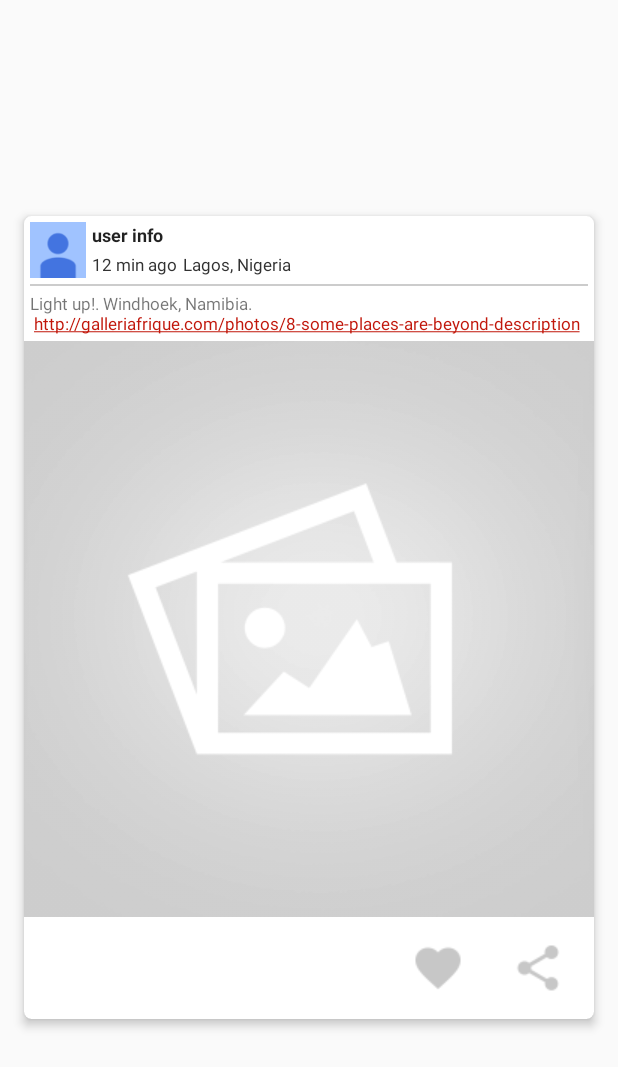
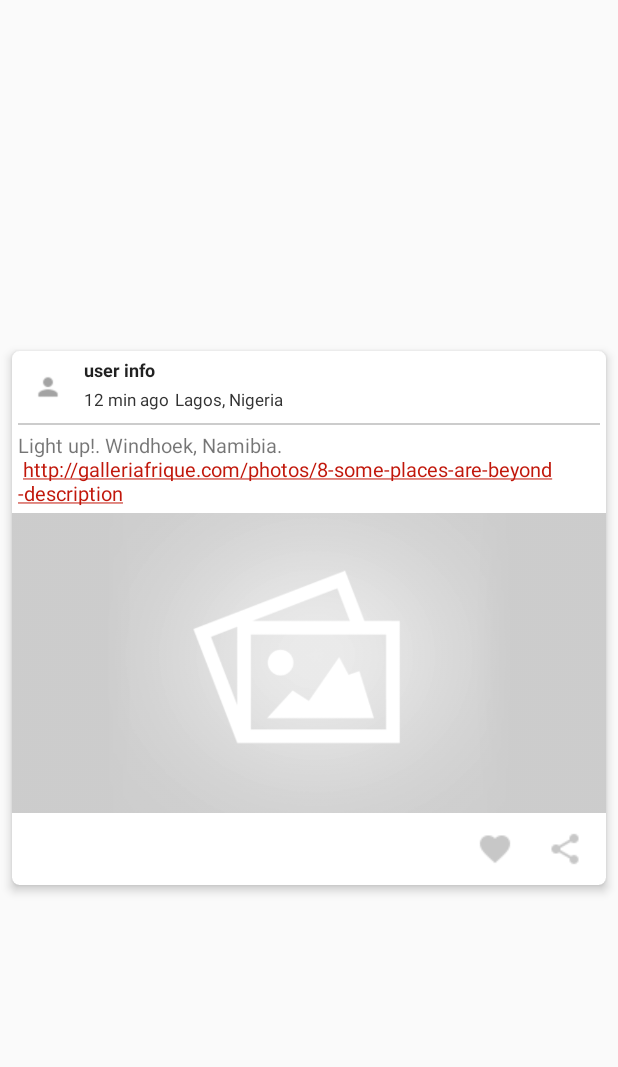
Before and after one commit to anosikeosifo/galleriaafrique, an Android app: the layout post_list_item.xml on its own in the app's theme, with its tools: preview values and no code run, on a phone screen of 412 x 824 dp. Shown: the top 1067 px of the screen. Run offline under Robolectric (Android 15) with nearby library versions, the phone set to English and light mode, and no system bars.

Commit message:
Complete Loading Post into view. Implement Swipe-to-refresh

```diff
--- a/app/build.gradle
+++ b/app/build.gradle
@@ -24,7 +24,7 @@ dependencies {
     compile 'com.android.support:appcompat-v7:22.1.1'
     compile 'com.android.support:cardview-v7:+'
     compile 'com.squareup.retrofit:retrofit:1.9.0'
-    compile 'com.squareup.picasso:picasso:2.4.0'
     compile 'com.android.support:recyclerview-v7:22.0.+'
+    compile 'com.github.bumptech.glide:glide:3.6.1'
     compile 'com.android.support:support-v4:22.0.3'
 }
--- a/app/src/main/res/layout/post_list_item.xml
+++ b/app/src/main/res/layout/post_list_item.xml
@@ -29,12 +29,10 @@
             android:layout_weight="1">
 
             <ImageView android:id="@+id/post_user_avatar"
-                android:layout_width="37dp"
-                android:layout_height="37dp"
-                android:layout_alignParentTop = "true"
-                android:layout_gravity="center"
-                android:scaleType="fitXY"
-                android:src="@drawable/avatar"/>
+                android:layout_height="@dimen/avatar_small"
+                android:layout_width="@dimen/avatar_small"
+                android:padding="@dimen/padding_medium"
+                android:src="@drawable/ic_avatar"/>
 
             <LinearLayout
                 android:layout_width="0dp"
@@ -72,7 +70,7 @@
                         android:textAppearance="?android:attr/textAppearanceSmall"
                         android:textColor="@android:color/secondary_text_light"
                         android:text="12 min ago"
-                        android:textSize="11dp" />
+                        android:textSize="@dimen/text_extra_small" />
 
 
                     <TextView
@@ -88,7 +86,7 @@
                         android:textColor="@android:color/secondary_text_light"
                         android:layout_centerVertical="true"
                         android:text="Lagos, Nigeria"
-                        android:textSize="11dp" />
+                        android:textSize="@dimen/text_extra_small" />
                 </LinearLayout>
 
             </LinearLayout>
@@ -116,7 +114,7 @@
                 android:layout_height="wrap_content"
                 android:layout_alignParentLeft="true"
                 android:layout_margin="@dimen/padding_medium"
-                android:textSize="11dp"
+                android:textSize="@dimen/text_small"
                 android:autoLink="web"
                 android:focusable="false"
                 android:linksClickable="true"
@@ -125,11 +123,9 @@
                 />
 
             <ImageView android:id="@+id/post_photo"
-                android:onClick="image_click"
-                android:layout_height="fill_parent"
+                android:layout_height="@dimen/post_image_height"
                 android:layout_width="match_parent"
                 android:layout_alignParentTop = "true"
-                android:layout_gravity="center"
                 android:scaleType="centerCrop"
                 android:src="@drawable/placeholder_photo"/>
         </LinearLayout>
--- a/app/src/main/res/values/dimens.xml
+++ b/app/src/main/res/values/dimens.xml
@@ -1,7 +1,7 @@
 <resources>
     <!-- Default screen margins, per the Android Design guidelines. -->
-    <dimen name="activity_horizontal_margin">16dp</dimen>
-    <dimen name="activity_vertical_margin">16dp</dimen>
+    <dimen name="activity_horizontal_margin">8dp</dimen>
+    <dimen name="activity_vertical_margin">8dp</dimen>
 
     <dimen name="padding_xlarge">16dp</dimen>
     <dimen name="padding_xxlarge">32dp</dimen>
@@ -12,8 +12,13 @@
     <dimen name="padding_small_negv">-2dp</dimen>
     <dimen name="text_medium">15sp</dimen>
     <dimen name="text_small">13sp</dimen>
+    <dimen name="text_extra_small">11sp</dimen>
     <dimen name="text_tiny">9sp</dimen>
     <dimen name="text_large">19sp</dimen>
     <dimen name="text_largest">22sp</dimen>
-    <dimen name="imageHeight">200dp</dimen>
+    <dimen name="post_image_height">200dip</dimen>
+
+
+
+    <dimen name="avatar_small">40dp</dimen>
 </resources>
```
Also changed, not shown: app/src/main/java/com/galleriafrique/controller/fragment/posts/Posts.java (+27 -1 lines), app/src/main/java/com/galleriafrique/util/tools/CircleTransform.java (+23 -12 lines), app/src/main/java/com/galleriafrique/view/adapters/PostsListAdapter.java (+4 -4 lines), app/src/main/res/drawable/avatar.png (deleted), app/src/main/res/drawable/ic_avatar.png (added), app/src/main/res/drawable/ic_favorite.png, app/src/main/res/drawable/ic_share.png, 1 other file.
